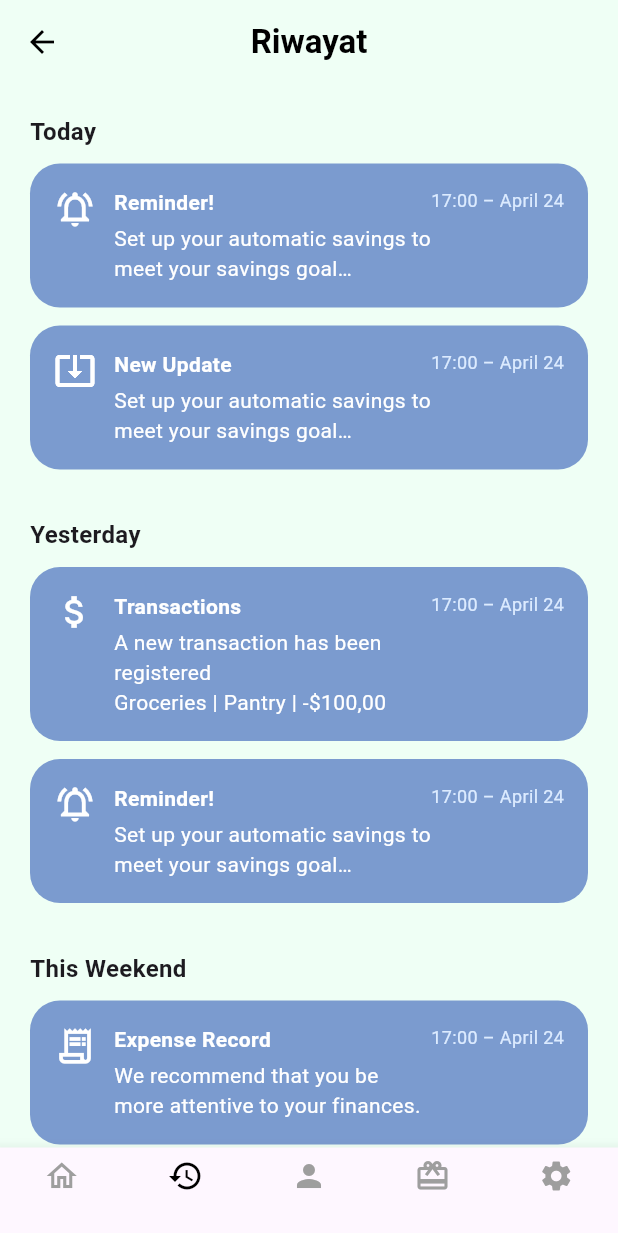
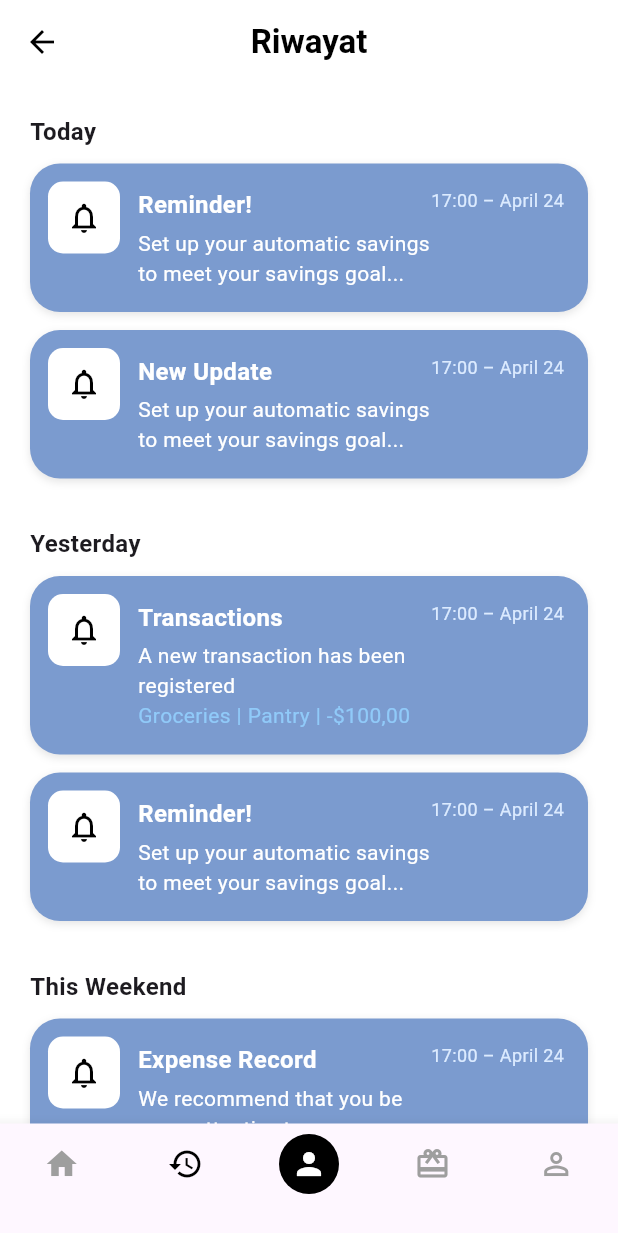
Before and after one commit to Dioputrabagaskara26/si_hadirr, a Flutter app: the HistoryView screen opened by its route, on a phone screen of 412 x 824 dp. Shown: the top 1233 px of the screen. Run offline on Flutter 3.47's test engine with Material 3 defaults, Android fonts, the phone set to English and light mode, and no system bars; our stand-ins replace get.

Commit message:
upload-2

```diff
--- a/lib/app/modules/history/views/history_view.dart
+++ b/lib/app/modules/history/views/history_view.dart
@@ -9,43 +9,69 @@ class HistoryView extends StatelessWidget {
     required String title,
     required String subtitle,
     required String time,
+    bool isTransaction = false,
   }) {
     return Container(
       margin: const EdgeInsets.only(bottom: 12),
-      padding: const EdgeInsets.all(16),
+      padding: const EdgeInsets.all(0),
       decoration: BoxDecoration(
         color: const Color(0xFF7B9BCF),
         borderRadius: BorderRadius.circular(20),
+        boxShadow: [
+          BoxShadow(
+            color: Colors.black.withOpacity(0.1),
+            blurRadius: 4,
+            offset: const Offset(0, 2),
+          ),
+        ],
       ),
       child: Row(
         crossAxisAlignment: CrossAxisAlignment.start,
         children: [
-          Icon(icon, size: 28, color: Colors.white),
-          const SizedBox(width: 12),
+          Container(
+            padding: const EdgeInsets.all(12),
+            margin: const EdgeInsets.all(12),
+            decoration: BoxDecoration(
+              color: Colors.white,
+              borderRadius: BorderRadius.circular(10),
+            ),
+            child: Icon(icon, size: 24, color: Colors.black),
+          ),
           Expanded(
             child: Column(
               crossAxisAlignment: CrossAxisAlignment.start,
               children: [
+                const SizedBox(height: 16),
                 Text(
                   title,
                   style: const TextStyle(
                     fontWeight: FontWeight.bold,
+                    fontSize: 16,
                     color: Colors.white,
                   ),
                 ),
                 const SizedBox(height: 4),
                 Text(
                   subtitle,
-                  style: const TextStyle(color: Colors.white),
+                  style: const TextStyle(color: Colors.white, fontSize: 14),
                 ),
+                if (isTransaction)
+                  Text(
+                    "Groceries | Pantry | -\$100,00",
+                    style: TextStyle(color: Colors.blue[200], fontSize: 14),
+                  ),
+                const SizedBox(height: 16),
               ],
             ),
           ),
-          Text(
-            time,
-            style: const TextStyle(
-              fontSize: 12,
-              color: Color(0xFFDCEBFF),
+          Padding(
+            padding: const EdgeInsets.only(top: 16, right: 16),
+            child: Text(
+              time,
+              style: const TextStyle(
+                fontSize: 12,
+                color: Color(0xFFDCEBFF),
+              ),
             ),
           ),
         ],
@@ -71,7 +97,7 @@ class HistoryView extends StatelessWidget {
   @override
   Widget build(BuildContext context) {
     return Scaffold(
-      backgroundColor: const Color(0xFFEFFFF5),
+      backgroundColor: Colors.white,
       appBar: AppBar(
         backgroundColor: Colors.transparent,
         elevation: 0,
@@ -95,42 +121,38 @@ class HistoryView extends StatelessWidget {
           children: [
             _buildSection("Today", [
               _buildHistoryItem(
-                icon: Icons.notifications_active_outlined,
+                icon: Icons.notifications_outlined,
                 title: "Reminder!",
-                subtitle:
-                    "Set up your automatic savings to meet your savings goal…",
+                subtitle: "Set up your automatic savings to meet your savings goal...",
                 time: "17:00 – April 24",
               ),
               _buildHistoryItem(
-                icon: Icons.system_update_alt_outlined,
+                icon: Icons.notifications_outlined,
                 title: "New Update",
-                subtitle:
-                    "Set up your automatic savings to meet your savings goal…",
+                subtitle: "Set up your automatic savings to meet your savings goal...",
                 time: "17:00 – April 24",
               ),
             ]),
             _buildSection("Yesterday", [
               _buildHistoryItem(
-                icon: Icons.attach_money_outlined,
+                icon: Icons.notifications_outlined,
                 title: "Transactions",
-                subtitle:
-                    "A new transaction has been registered\nGroceries | Pantry | -\$100,00",
+                subtitle: "A new transaction has been registered",
                 time: "17:00 – April 24",
+                isTransaction: true,
               ),
               _buildHistoryItem(
-                icon: Icons.notifications_active_outlined,
+                icon: Icons.notifications_outlined,
                 title: "Reminder!",
-                subtitle:
-                    "Set up your automatic savings to meet your savings goal…",
+                subtitle: "Set up your automatic savings to meet your savings goal...",
                 time: "17:00 – April 24",
               ),
             ]),
             _buildSection("This Weekend", [
               _buildHistoryItem(
-                icon: Icons.receipt_long_outlined,
+                icon: Icons.notifications_outlined,
                 title: "Expense Record",
-                subtitle:
-                    "We recommend that you be more attentive to your finances.",
+                subtitle: "We recommend that you be more attentive to your finances.",
                 time: "17:00 – April 24",
               ),
             ]),
@@ -138,13 +160,32 @@ class HistoryView extends StatelessWidget {
         ),
       ),
       bottomNavigationBar: BottomNavigationBar(
-        currentIndex: 1, // index untuk Riwayat
-        type: BottomNavigationBarType.fixed,
+        currentIndex: 1,
         selectedItemColor: Colors.black,
         unselectedItemColor: Colors.grey,
+        type: BottomNavigationBarType.fixed,
+        onTap: (index) {
+          switch (index) {
+            case 0:
+              Get.offAllNamed('/home');
+              break;
+            case 1:
+              // Do nothing, already on history
+              break;
+            case 2:
+              Get.toNamed('/profile');
+              break;
+            case 3:
+              Get.toNamed('/rewards');
+              break;
+            case 4:
+              Get.toNamed('/account');
+              break;
+          }
+        },
         items: const [
           BottomNavigationBarItem(
-            icon: Icon(Icons.home_outlined),
+            icon: Icon(Icons.home),
             label: '',
           ),
           BottomNavigationBarItem(
@@ -152,7 +193,10 @@ class HistoryView extends StatelessWidget {
             label: '',
           ),
           BottomNavigationBarItem(
-            icon: Icon(Icons.person),
+            icon: CircleAvatar(
+              backgroundColor: Colors.black,
+              child: Icon(Icons.person, color: Colors.white),
+            ),
             label: '',
           ),
           BottomNavigationBarItem(
@@ -160,7 +204,7 @@ class HistoryView extends StatelessWidget {
             label: '',
           ),
           BottomNavigationBarItem(
-            icon: Icon(Icons.settings),
+            icon: Icon(Icons.person_outline),
             label: '',
           ),
         ],
```
Also changed, not shown: lib/app/routes/app_routes.dart (line endings or trailing spaces), 1 other file.
